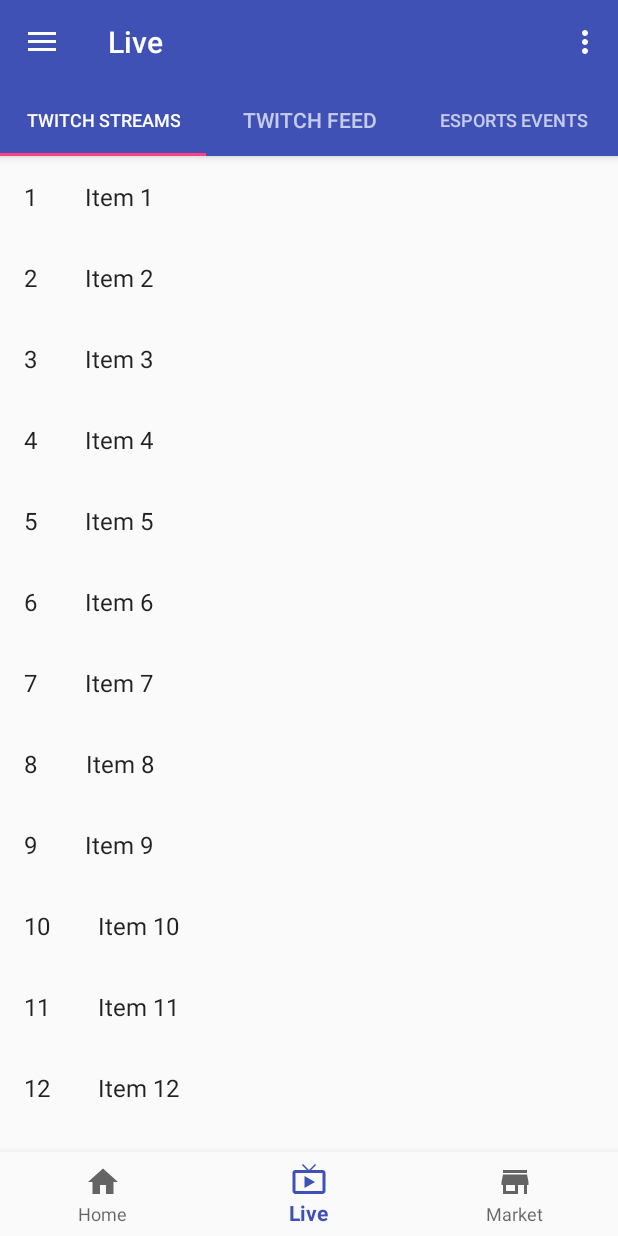
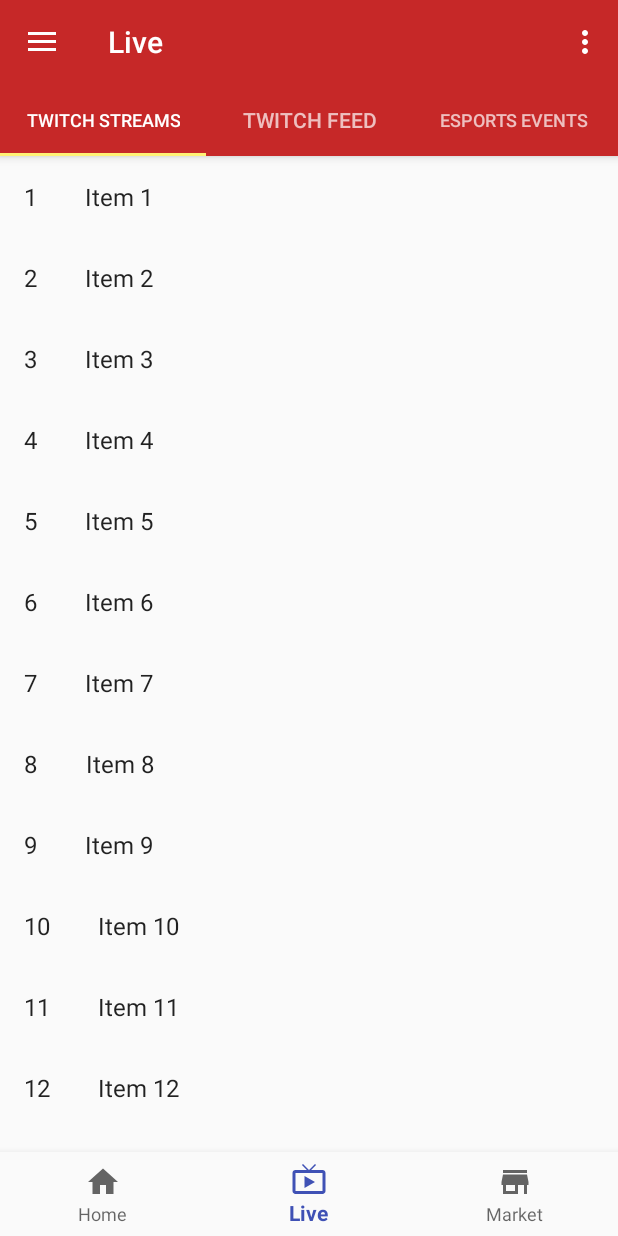
Before and after one commit to AlAskalany/wasder-android, an Android app: the screen it shows after launch (MainActivity), item 2 of the bottom bar chosen, on a phone screen of 412 x 824 dp. Run offline under Robolectric (Android 15) with nearby library versions, the phone set to English and light mode, and no system bars.

Commit message:
colors for fragments

```diff
--- a/app/src/main/java/com/wasder/example/HomeFragment.java
+++ b/app/src/main/java/com/wasder/example/HomeFragment.java
@@ -48,7 +48,7 @@ public class HomeFragment extends Fragment implements NavigationView.OnNavigatio
 	private SectionsPagerAdapter mSectionsPagerAdapter;
 	private ViewPager mViewPager;
 	private TabLayout tabLayout;
-
+	AppCompatActivity activity;
 	public HomeFragment() {
 		// Required empty public constructor
 	}
@@ -113,15 +113,16 @@ public class HomeFragment extends Fragment implements NavigationView.OnNavigatio
 		//region Toolbar
 		toolbar = (Toolbar) view.findViewById(R.id.toolbar);
 
-		((AppCompatActivity) getActivity()).setSupportActionBar(toolbar);
-		ActionBar actionBar = ((AppCompatActivity) getActivity()).getSupportActionBar();
+		activity = ((AppCompatActivity) getActivity());
+		activity.setSupportActionBar(toolbar);
+		ActionBar actionBar = activity.getSupportActionBar();
 		actionBar.setTitle("Home");
 
-		DrawerLayout drawer = (DrawerLayout) getActivity().findViewById(R.id.drawer_layout);
-		ActionBarDrawerToggle toggle = new ActionBarDrawerToggle(getActivity(), drawer, toolbar, R.string.navigation_drawer_open, R.string
+		DrawerLayout drawer = (DrawerLayout) activity.findViewById(R.id.drawer_layout);
+		ActionBarDrawerToggle toggle = new ActionBarDrawerToggle(activity, drawer, toolbar, R.string.navigation_drawer_open, R.string
 				.navigation_drawer_close);
 		toggle.syncState();
-		NavigationView navigationView = (NavigationView) getActivity().findViewById(R.id.nav_view);
+		NavigationView navigationView = (NavigationView) activity.findViewById(R.id.nav_view);
 		navigationView.setNavigationItemSelectedListener(this);
 
 		//region Tabbed_Navigation
@@ -135,6 +136,11 @@ public class HomeFragment extends Fragment implements NavigationView.OnNavigatio
 
 		tabLayout = (TabLayout) view.findViewById(R.id.tabs);
 		tabLayout.setupWithViewPager(mViewPager);
+
+		activity.getWindow().setStatusBarColor(getResources().getColor(R.color.md_indigo_800, activity.getTheme()));
+		toolbar.setBackgroundColor(getResources().getColor(R.color.md_indigo_500, activity.getTheme()));
+		tabLayout.setBackgroundColor(getResources().getColor(R.color.md_indigo_500, activity.getTheme()));
+		tabLayout.setSelectedTabIndicatorColor(getResources().getColor(R.color.md_red_600));
 
 		return view;
 	}
--- a/app/src/main/java/com/wasder/example/LiveFragment.java
+++ b/app/src/main/java/com/wasder/example/LiveFragment.java
@@ -1,7 +1,6 @@
 package com.wasder.example;
 
 import android.content.Context;
-import android.graphics.Color;
 import android.net.Uri;
 import android.os.Bundle;
 import android.support.annotation.NonNull;
@@ -42,6 +41,7 @@ public class LiveFragment extends Fragment implements NavigationView.OnNavigatio
 	private static final String ARG_PARAM2 = "param2";
 	View view;
 	Toolbar toolbar;
+	AppCompatActivity activity;
 	// TODO: Rename and change types of parameters
 	private String mParam1;
 	private String mParam2;
@@ -114,16 +114,16 @@ public class LiveFragment extends Fragment implements NavigationView.OnNavigatio
 		//region Toolbar
 		toolbar = (Toolbar) view.findViewById(R.id.toolbar);
 		//toolbar.setBackgroundColor(Color.RED);
-
-		((AppCompatActivity) getActivity()).setSupportActionBar(toolbar);
-		ActionBar actionBar = ((AppCompatActivity) getActivity()).getSupportActionBar();
+		activity = ((AppCompatActivity) getActivity());
+		activity.setSupportActionBar(toolbar);
+		ActionBar actionBar = activity.getSupportActionBar();
 		actionBar.setTitle("Live");
 
-		DrawerLayout drawer = (DrawerLayout) getActivity().findViewById(R.id.drawer_layout);
-		ActionBarDrawerToggle toggle = new ActionBarDrawerToggle(getActivity(), drawer, toolbar, R.string.navigation_drawer_open, R.string
+		DrawerLayout drawer = (DrawerLayout) activity.findViewById(R.id.drawer_layout);
+		ActionBarDrawerToggle toggle = new ActionBarDrawerToggle(activity, drawer, toolbar, R.string.navigation_drawer_open, R.string
 				.navigation_drawer_close);
 		toggle.syncState();
-		NavigationView navigationView = (NavigationView) getActivity().findViewById(R.id.nav_view);
+		NavigationView navigationView = (NavigationView) activity.findViewById(R.id.nav_view);
 		navigationView.setNavigationItemSelectedListener(this);
 
 		//region Tabbed_Navigation
@@ -139,6 +139,12 @@ public class LiveFragment extends Fragment implements NavigationView.OnNavigatio
 		tabLayout.setupWithViewPager(mViewPager);
 		//tabLayout.setBackgroundColor(Color.RED);
 		//tabLayout.setSelectedTabIndicatorColor(Color.YELLOW);
+
+		activity.getWindow().setStatusBarColor(getResources().getColor(R.color.md_red_900, activity.getTheme()));
+		toolbar.setBackgroundColor(getResources().getColor(R.color.md_red_800, activity.getTheme()));
+		tabLayout.setBackgroundColor(getResources().getColor(R.color.md_red_800, activity.getTheme()));
+		tabLayout.setSelectedTabIndicatorColor(getResources().getColor(R.color.md_yellow_300));
+
 
 		return view;
 	}
@@ -225,11 +231,6 @@ public class LiveFragment extends Fragment implements NavigationView.OnNavigatio
 			View view = inflater.inflate(R.layout.fragment_tabbed_first, container, false);
 			return view;
 		}
-	}	@Override
-	public void onStart() {
-
-		Log.d(TAG, "onStart()");
-		super.onStart();
 	}
 
 	/**
@@ -243,6 +244,11 @@ public class LiveFragment extends Fragment implements NavigationView.OnNavigatio
 			View view = inflater.inflate(R.layout.fragment_tabbed_second, container, false);
 			return view;
 		}
+	}	@Override
+	public void onStart() {
+
+		Log.d(TAG, "onStart()");
+		super.onStart();
 	}
 
 	/**
@@ -258,6 +264,8 @@ public class LiveFragment extends Fragment implements NavigationView.OnNavigatio
 		}
 	}
 
+
+
 	@Override
 	public void onDetach() {
 
@@ -267,6 +275,4 @@ public class LiveFragment extends Fragment implements NavigationView.OnNavigatio
 	}
 
 
-
-
 }
--- a/app/src/main/res/values/styles.xml
+++ b/app/src/main/res/values/styles.xml
@@ -5,6 +5,13 @@
         <!-- Customize your theme here. -->
         <item name="colorPrimary">@color/colorPrimary</item>
         <item name="colorPrimaryDark">@color/colorPrimaryDark</item>
+        <item name="colorAccent">@color/colorAccent</item>
+    </style>
+
+    <style name="AppTheme.Live" parent="Theme.AppCompat.Light.DarkActionBar">
+        <!-- Customize your theme here. -->
+        <item name="colorPrimary">@color/md_red_500</item>
+        <item name="colorPrimaryDark">@color/md_red_900</item>
         <item name="colorAccent">@color/colorAccent</item>
     </style>
 
```
